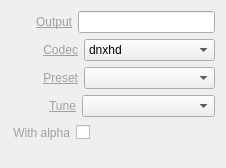
Before: the Qt Designer form trunk/Widgets/Inspector/InspectorFileRecorderWidget.ui in cambell-prince/casparcg-client, drawn with Qt 5.
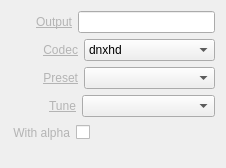
After: the same form once the commit is applied.

The edit to the form file:
```diff
--- a/trunk/Widgets/Inspector/InspectorFileRecorderWidget.ui
+++ b/trunk/Widgets/Inspector/InspectorFileRecorderWidget.ui
@@ -38,7 +38,7 @@
      <item>
       <widget class="QLabel" name="labelOutput">
        <property name="text">
-        <string>&lt;a href=&quot;Output&quot; style=&quot;color: #A0A0A0;&quot;&gt;Output&lt;/a&gt;</string>
+        <string>&lt;a href=&quot;Output&quot; style=&quot;color: #B4B4B4;&quot;&gt;Output&lt;/a&gt;</string>
        </property>
        <property name="alignment">
         <set>Qt::AlignRight|Qt::AlignTrailing|Qt::AlignVCenter</set>
@@ -71,7 +71,7 @@
      <item>
       <widget class="QLabel" name="labelCodec">
        <property name="text">
-        <string>&lt;a href=&quot;Codec&quot; style=&quot;color: #A0A0A0;&quot;&gt;Codec&lt;/a&gt;</string>
+        <string>&lt;a href=&quot;Codec&quot; style=&quot;color: #B4B4B4;&quot;&gt;Codec&lt;/a&gt;</string>
        </property>
        <property name="alignment">
         <set>Qt::AlignRight|Qt::AlignTrailing|Qt::AlignVCenter</set>
@@ -141,7 +141,7 @@
      <item>
       <widget class="QLabel" name="labelPreset">
        <property name="text">
-        <string>&lt;a href=&quot;Preset&quot; style=&quot;color: #A0A0A0;&quot;&gt;Preset&lt;/a&gt;</string>
+        <string>&lt;a href=&quot;Preset&quot; style=&quot;color: #B4B4B4;&quot;&gt;Preset&lt;/a&gt;</string>
        </property>
        <property name="alignment">
         <set>Qt::AlignRight|Qt::AlignTrailing|Qt::AlignVCenter</set>
@@ -191,7 +191,7 @@
      <item>
       <widget class="QLabel" name="labelTune">
        <property name="text">
-        <string>&lt;a href=&quot;Tune&quot; style=&quot;color: #A0A0A0;&quot;&gt;Tune&lt;/a&gt;</string>
+        <string>&lt;a href=&quot;Tune&quot; style=&quot;color: #B4B4B4;&quot;&gt;Tune&lt;/a&gt;</string>
        </property>
        <property name="alignment">
         <set>Qt::AlignRight|Qt::AlignTrailing|Qt::AlignVCenter</set>
@@ -241,7 +241,7 @@
      <item>
       <widget class="QLabel" name="labelWithAlpha">
        <property name="text">
-        <string>&lt;a href=&quot;With alpha&quot; style=&quot;color: #A0A0A0;&quot;&gt;With alpha&lt;/a&gt;</string>
+        <string>&lt;a href=&quot;With alpha&quot; style=&quot;color: #B4B4B4;&quot;&gt;With alpha&lt;/a&gt;</string>
        </property>
        <property name="alignment">
         <set>Qt::AlignRight|Qt::AlignTrailing|Qt::AlignVCenter</set>
```
